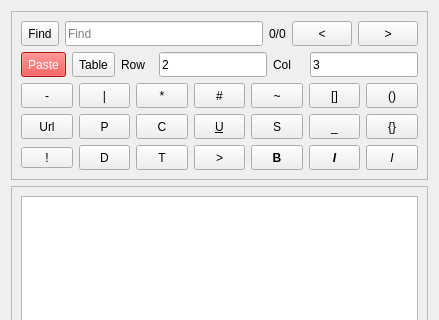
Qt form src/Notes/Notes.ui (ic005k/Knot-Legacy) before a commit; both pictures show x 0 to 439 and y 0 to 320 of the 439 by 712 pixel window.
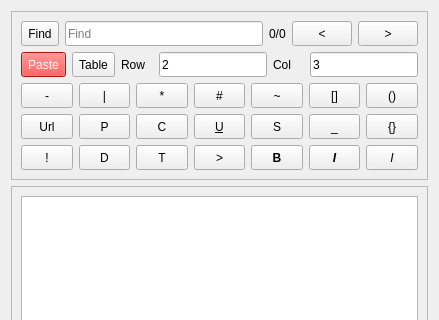
The same form after that commit. Icons and pictures are not drawn.

Commit message: New features have been added to the notes.

```diff
--- a/src/Notes/Notes.ui
+++ b/src/Notes/Notes.ui
@@ -727,6 +727,18 @@
             <verstretch>0</verstretch>
            </sizepolicy>
           </property>
+          <property name="minimumSize">
+           <size>
+            <width>0</width>
+            <height>25</height>
+           </size>
+          </property>
+          <property name="maximumSize">
+           <size>
+            <width>16777215</width>
+            <height>25</height>
+           </size>
+          </property>
           <property name="text">
            <string>!</string>
           </property>
```
The commit also changes 12 other files.
